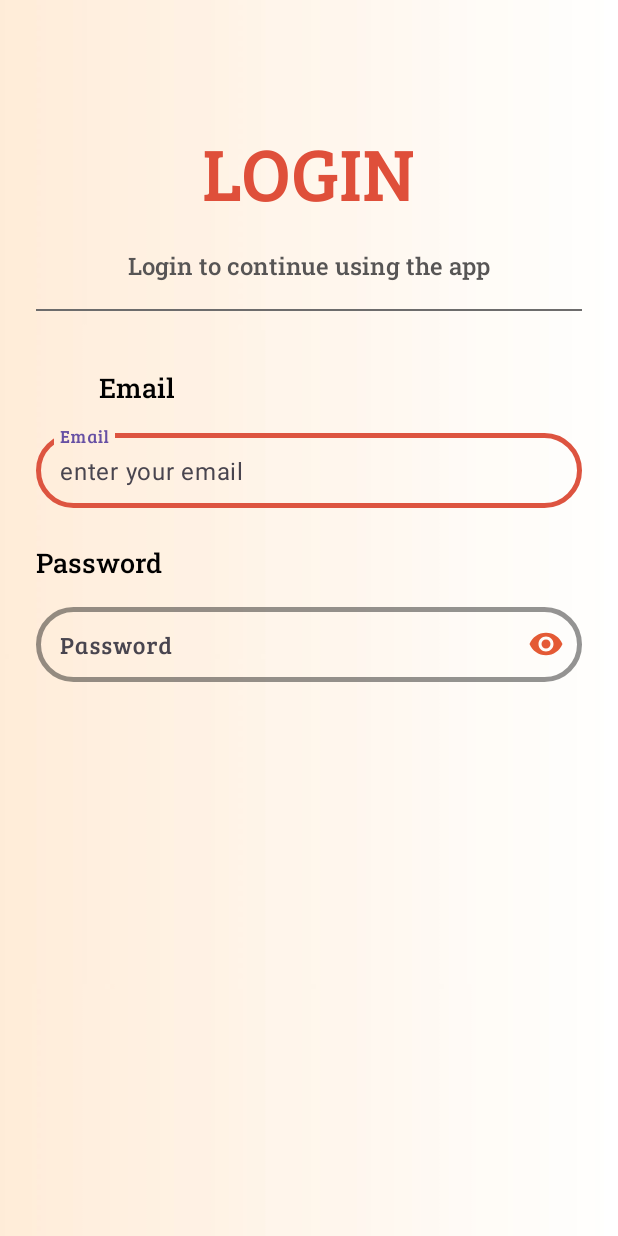
After one commit to Esmahtn/Yumly, an Android app: the LoginActivity screen opened directly, with no data from a screen before it, on a phone screen of 412 x 824 dp. The commit adds this screen. Run offline under Robolectric (Android 15) with nearby library versions, the phone set to English and light mode, and no system bars.

Commit message:
login sayfası 1

```diff
--- a/app/src/main/AndroidManifest.xml
+++ b/app/src/main/AndroidManifest.xml
@@ -12,6 +12,12 @@
         android:supportsRtl="true"
         android:theme="@style/Theme.Yumly">
         <activity
+            android:name=".RegisterActivity"
+            android:exported="false" />
+        <activity
+            android:name=".LoginActivity"
+            android:exported="false" />
+        <activity
             android:name=".MainActivity"
             android:exported="true">
             <intent-filter>
--- /dev/null
+++ b/app/src/main/java/com/example/yumly/LoginActivity.kt
@@ -0,0 +1,20 @@
+package com.example.yumly
+
+import android.os.Bundle
+import androidx.activity.enableEdgeToEdge
+import androidx.appcompat.app.AppCompatActivity
+import androidx.core.view.ViewCompat
+import androidx.core.view.WindowInsetsCompat
+
+class LoginActivity : AppCompatActivity() {
+    override fun onCreate(savedInstanceState: Bundle?) {
+        super.onCreate(savedInstanceState)
+        enableEdgeToEdge()
+        setContentView(R.layout.activity_login)
+        ViewCompat.setOnApplyWindowInsetsListener(findViewById(R.id.main)) { v, insets ->
+            val systemBars = insets.getInsets(WindowInsetsCompat.Type.systemBars())
+            v.setPadding(systemBars.left, systemBars.top, systemBars.right, systemBars.bottom)
+            insets
+        }
+    }
+}
--- /dev/null
+++ b/app/src/main/java/com/example/yumly/RegisterActivity.kt
@@ -0,0 +1,20 @@
+package com.example.yumly
+
+import android.os.Bundle
+import androidx.activity.enableEdgeToEdge
+import androidx.appcompat.app.AppCompatActivity
+import androidx.core.view.ViewCompat
+import androidx.core.view.WindowInsetsCompat
+
+class RegisterActivity : AppCompatActivity() {
+    override fun onCreate(savedInstanceState: Bundle?) {
+        super.onCreate(savedInstanceState)
+        enableEdgeToEdge()
+        setContentView(R.layout.activity_register)
+        ViewCompat.setOnApplyWindowInsetsListener(findViewById(R.id.main)) { v, insets ->
+            val systemBars = insets.getInsets(WindowInsetsCompat.Type.systemBars())
+            v.setPadding(systemBars.left, systemBars.top, systemBars.right, systemBars.bottom)
+            insets
+        }
+    }
+}
--- /dev/null
+++ b/app/src/main/res/color/ti_stroke_orange.xml
@@ -0,0 +1,8 @@
+<?xml version="1.0" encoding="utf-8"?>
+<selector xmlns:android="http://schemas.android.com/apk/res/android">
+    <item android:state_error="true" android:color="@color/yum_orange"/>
+    <item android:state_focused="true" android:color="@color/yum_orange"/>
+    <item android:state_hovered="true" android:color="@color/yum_orange"/>
+    <item android:state_enabled="true" android:color="@color/yum_orange"/>
+    <item android:color="@color/yum_orange"/>
+</selector>
--- /dev/null
+++ b/app/src/main/res/font/body_family.xml
@@ -0,0 +1,5 @@
+<?xml version="1.0" encoding="utf-8"?>
+<font-family xmlns:android="http://schemas.android.com/apk/res/android">
+    <font android:font="@font/breeserif_regular" android:fontWeight="900"/>
+
+</font-family>
--- /dev/null
+++ b/app/src/main/res/font/heading_family.xml
@@ -0,0 +1,5 @@
+<?xml version="1.0" encoding="utf-8"?>
+<font-family xmlns:android="http://schemas.android.com/apk/res/android">
+    <font android:font="@font/robotoslab_bold" android:fontWeight="500"/>
+
+</font-family>
--- /dev/null
+++ b/app/src/main/res/layout/activity_login.xml
@@ -0,0 +1,153 @@
+<?xml version="1.0" encoding="utf-8"?>
+<androidx.constraintlayout.widget.ConstraintLayout xmlns:android="http://schemas.android.com/apk/res/android"
+    xmlns:app="http://schemas.android.com/apk/res-auto"
+    xmlns:tools="http://schemas.android.com/tools"
+    android:id="@+id/main"
+    android:layout_width="match_parent"
+    android:layout_height="match_parent"
+    android:background="@drawable/background"
+    tools:context=".LoginActivity">
+
+    <TextView
+        android:id="@+id/LoginText"
+        android:layout_width="wrap_content"
+        android:layout_height="wrap_content"
+        android:layout_marginStart="32dp"
+        android:layout_marginTop="80dp"
+        android:layout_marginEnd="32dp"
+        android:fontFamily="@font/breeserif_regular"
+        android:text="LOGIN"
+        android:textColor="#df4f3a"
+        android:textSize="50sp"
+        app:layout_constraintEnd_toEndOf="parent"
+        app:layout_constraintStart_toStartOf="parent"
+        app:layout_constraintTop_toTopOf="parent" />
+
+    <TextView
+        android:id="@+id/loginExp"
+        android:layout_width="268dp"
+        android:layout_height="25dp"
+        android:layout_marginTop="16dp"
+        android:fontFamily="@font/robotoslab_medium"
+        android:gravity="center"
+        android:text="Login to continue using the app"
+        android:textColor="#575555"
+        android:textSize="16sp"
+        app:layout_constraintEnd_toEndOf="parent"
+        app:layout_constraintStart_toStartOf="parent"
+        app:layout_constraintTop_toBottomOf="@+id/LoginText" />
+
+    <TextView
+        android:id="@+id/email"
+        android:layout_width="280dp"
+        android:layout_height="25dp"
+        android:layout_marginTop="56dp"
+        android:fontFamily="@font/robotoslab_medium"
+        android:gravity="start"
+        android:text="Email"
+
+        android:textColor="#000000"
+        android:textSize="18sp"
+        app:layout_constraintEnd_toEndOf="parent"
+        app:layout_constraintStart_toStartOf="parent"
+        app:layout_constraintTop_toBottomOf="@+id/loginExp" />
+
+    <View
+        android:id="@+id/divider1"
+        android:layout_width="0dp"
+        android:layout_height="1dp"
+        android:layout_marginStart="24dp"
+        android:layout_marginTop="16dp"
+        android:layout_marginEnd="24dp"
+        android:visibility="visible"
+        android:background="#6D6C6C"
+        app:layout_constraintEnd_toEndOf="parent"
+        app:layout_constraintStart_toStartOf="parent"
+        app:layout_constraintTop_toBottomOf="@+id/loginExp" />
+    <!-- EMAIL INPUT -->
+    <com.google.android.material.textfield.TextInputLayout
+        android:id="@+id/tilEmail"
+        android:layout_width="0dp"
+        android:layout_height="wrap_content"
+        android:hint="Email"
+        app:placeholderText="enter your email"
+        style="@style/Widget.Material3.TextInputLayout.OutlinedBox"
+        app:boxStrokeColor="@color/ti_stroke_orange"
+        app:boxStrokeWidth="3dp"
+        app:boxStrokeWidthFocused="3dp"
+        app:boxCornerRadiusTopStart="28dp"
+        app:boxCornerRadiusTopEnd="28dp"
+        app:boxCornerRadiusBottomStart="28dp"
+        app:boxCornerRadiusBottomEnd="28dp"
+        android:layout_marginStart="24dp"
+        android:layout_marginEnd="24dp"
+        android:layout_marginTop="12dp"
+        app:layout_constraintTop_toBottomOf="@id/email"
+        app:layout_constraintStart_toStartOf="parent"
+        app:layout_constraintEnd_toEndOf="parent">
+
+        <com.google.android.material.textfield.TextInputEditText
+            android:id="@+id/etEmail"
+            android:layout_width="match_parent"
+            android:layout_height="wrap_content"
+            android:inputType="textEmailAddress"
+            android:fontFamily="@font/breeserif_regular"
+            android:paddingVertical="14dp"
+            android:gravity="start"/>
+    </com.google.android.material.textfield.TextInputLayout>
+
+    <!-- PASSWORD LABEL -->
+    <TextView
+        android:id="@+id/passwordLabel"
+        android:layout_width="0dp"
+        android:layout_height="wrap_content"
+        android:layout_marginStart="24dp"
+        android:layout_marginEnd="24dp"
+        android:layout_marginTop="24dp"
+        android:fontFamily="@font/robotoslab_medium"
+        android:text="Password"
+        android:textColor="#000000"
+        android:textSize="18sp"
+        app:layout_constraintTop_toBottomOf="@id/tilEmail"
+        app:layout_constraintStart_toStartOf="parent"
+        app:layout_constraintEnd_toEndOf="parent"/>
+
+    <!-- PASSWORD INPUT -->
+    <com.google.android.material.textfield.TextInputLayout
+        android:id="@+id/tilPassword"
+        android:layout_width="0dp"
+        android:layout_height="wrap_content"
+        android:hint="Password"
+        app:placeholderText="enter password"
+        style="@style/Widget.Material3.TextInputLayout.OutlinedBox"
+        app:endIconMode="password_toggle"
+        app:endIconTint="#E45A35"
+        app:boxStrokeColor="@color/ti_stroke_orange"
+        app:boxStrokeWidth="3dp"
+        app:boxStrokeWidthFocused="3dp"
+        app:boxCornerRadiusTopStart="28dp"
+        app:boxCornerRadiusTopEnd="28dp"
+        app:boxCornerRadiusBottomStart="28dp"
+        app:boxCornerRadiusBottomEnd="28dp"
+        android:layout_marginStart="24dp"
+        android:layout_marginEnd="24dp"
+        android:layout_marginTop="12dp"
+        app:layout_constraintTop_toBottomOf="@id/passwordLabel"
+        app:layout_constraintStart_toStartOf="parent"
+        app:layout_constraintEnd_toEndOf="parent">
+
+        <com.google.android.material.textfield.TextInputEditText
+            android:id="@+id/etPassword"
+            android:layout_width="match_parent"
+            android:layout_height="wrap_content"
+            android:inputType="textPassword"
+            android:fontFamily="@font/breeserif_regular"
+            android:paddingVertical="14dp"
+            android:gravity="start"/>
+    </com.google.android.material.textfield.TextInputLayout>
+
+
+
+
+
+</androidx.constraintlayout.widget.ConstraintLayout>
--- a/app/src/main/res/layout/activity_main.xml
+++ b/app/src/main/res/layout/activity_main.xml
@@ -68,6 +68,7 @@
         android:layout_marginEnd="16dp"
         android:backgroundTint="#df4f3a"
         android:text="Login"
+        android:fontFamily="@font/robotoslab_bold"
         android:textSize="18sp"
         android:textStyle="bold"
         app:layout_constraintStart_toStartOf="parent"
--- /dev/null
+++ b/app/src/main/res/layout/activity_register.xml
@@ -0,0 +1,10 @@
+<?xml version="1.0" encoding="utf-8"?>
+<androidx.constraintlayout.widget.ConstraintLayout xmlns:android="http://schemas.android.com/apk/res/android"
+    xmlns:app="http://schemas.android.com/apk/res-auto"
+    xmlns:tools="http://schemas.android.com/tools"
+    android:id="@+id/main"
+    android:layout_width="match_parent"
+    android:layout_height="match_parent"
+    tools:context=".RegisterActivity">
+
+</androidx.constraintlayout.widget.ConstraintLayout>
--- a/app/src/main/res/values/colors.xml
+++ b/app/src/main/res/values/colors.xml
@@ -2,4 +2,8 @@
 <resources>
     <color name="black">#FF000000</color>
     <color name="white">#FFFFFFFF</color>
+    <color name="yum_gray">#6B6B6B</color>
+
+    <!-- Turuncu -->
+    <color name="yum_orange">#DD5440</color>
 </resources>
--- /dev/null
+++ b/app/src/main/res/values/styles.xml
@@ -0,0 +1,24 @@
+<?xml version="1.0" encoding="utf-8"?>
+<resources>
+
+    <!-- Başlık (Login, Register vs. büyük yazılar) -->
+    <style name="TextAppearance.Yumly.Headline" parent="TextAppearance.Material3.TitleLarge">
+        <item name="android:fontFamily">@font/heading_family</item>
+
+    </style>
+
+    <!-- Gövde metinleri (açıklama yazıları, form hintleri vs.) -->
+    <style name="TextAppearance.Yumly.Body" parent="TextAppearance.Material3.BodyMedium">
+        <item name="android:fontFamily">@font/body_family</item>
+
+    </style>
+
+    <!-- Buton yazıları -->
+    <style name="TextAppearance.Yumly.Button" parent="TextAppearance.Material3.LabelLarge">
+        <item name="android:fontFamily">@font/body_family</item>
+
+        <item name="android:textAllCaps">false</item>
+
+    </style>
+
+</resources>
```
Also changed, not shown: app/src/main/res/drawable/email.png (added), app/src/main/res/font/breeserif_regular.ttf (added), app/src/main/res/font/robotoslab_bold.ttf (added), app/src/main/res/font/robotoslab_medium.ttf (added).
